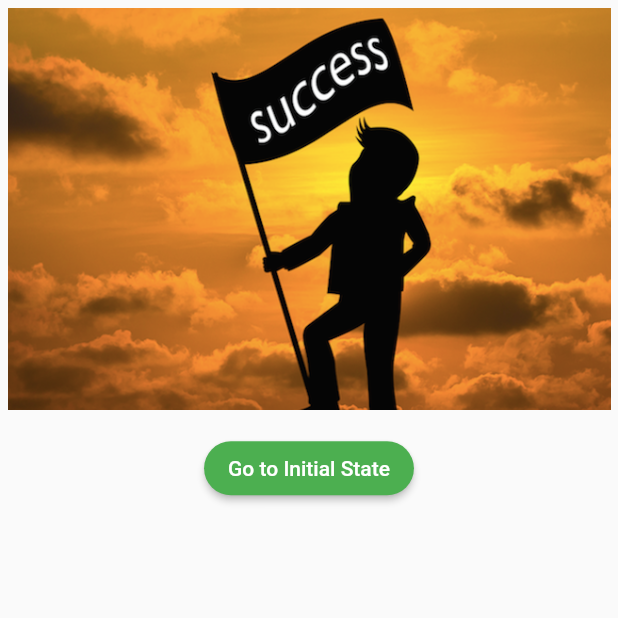
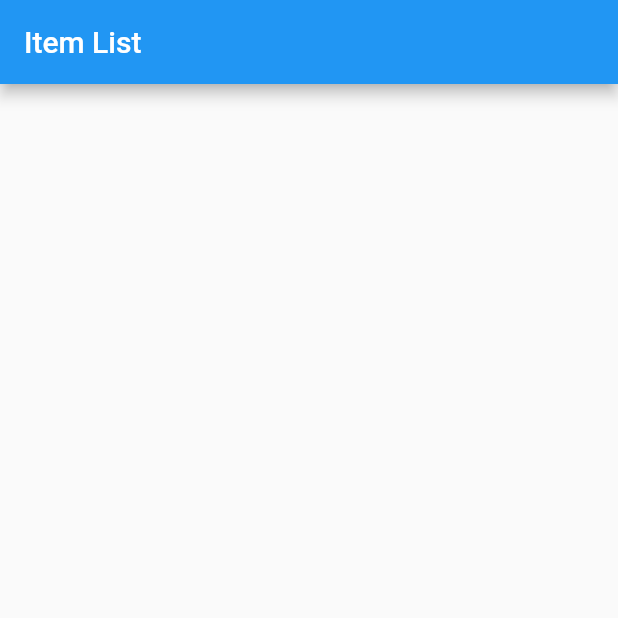
Before and after one commit to shraddhashakya/Todolist, a Flutter app: the screen it shows after launch, on a phone screen of 412 x 824 dp, the top half of it. Run offline on Flutter 3.47's test engine with Material 2 defaults, Android fonts, the phone set to English and light mode, and no system bars; our stand-ins replace bloc, equatable, flutter_bloc.

Commit message:
Todo Item Bloc Added

```diff
--- a/lib/bloc/todo/todo_event.dart
+++ b/lib/bloc/todo/todo_event.dart
@@ -21,3 +21,11 @@ class TodoPressedSuccesEvent extends TodoEvent {
   // TODO: implement props
   List<Object> get props => [];
 }
+
+class TodoGoToTodoItemEvent extends TodoEvent {
+  const TodoGoToTodoItemEvent();
+
+  @override
+  // TODO: implement props
+  List<Object> get props => [];
+}
--- a/lib/bloc/todo/todo_state.dart
+++ b/lib/bloc/todo/todo_state.dart
@@ -13,3 +13,9 @@ class TodoSuccess extends TodoState {
   @override
   List<Object> get props => [];
 }
+
+class GoToTodoItemPageState extends TodoState {
+  @override
+  // TODO: implement props
+  List<Object> get props => null;
+}
--- /dev/null
+++ b/lib/bloc/todoItem/todoitem_event.dart
@@ -0,0 +1,37 @@
+part of 'todoitem_bloc.dart';
+
+abstract class TodoitemEvent extends Equatable {
+  const TodoitemEvent();
+}
+
+class TodoitemInitailEvent extends TodoitemEvent {
+  const TodoitemInitailEvent();
+
+  @override
+  // TODO: implement props
+  List<Object> get props => [];
+}
+
+class TodoAddItemEvent extends TodoitemEvent {
+  const TodoAddItemEvent();
+
+  @override
+  // TODO: implement props
+  List<Object> get props => [];
+}
+
+class TodoDeleteItemEvent extends TodoitemEvent {
+  const TodoDeleteItemEvent();
+
+  @override
+  // TODO: implement props
+  List<Object> get props => [];
+}
+
+class TodoUpdateItemEvent extends TodoitemEvent {
+  const TodoUpdateItemEvent();
+
+  @override
+  // TODO: implement props
+  List<Object> get props => [];
+}
--- /dev/null
+++ b/lib/bloc/todoItem/todoitem_screen.dart
@@ -0,0 +1,21 @@
+import 'package:aashishtodolist/bloc/todoItem/todoitem_bloc.dart';
+import 'package:flutter/material.dart';
+import 'package:flutter_bloc/flutter_bloc.dart';
+
+class TodoItemScreen extends StatelessWidget {
+  static const routeName = '/todoItem';
+  @override
+  Widget build(BuildContext context) {
+    return BlocBuilder<TodoitemBloc, TodoitemState>(
+      builder: (context, state) {
+        if (state is TodoItemInitial) {
+          return Scaffold(
+            appBar: AppBar(
+              title: Text('Item List'),
+            ),
+          );
+        }
+      },
+    );
+  }
+}
--- /dev/null
+++ b/lib/bloc/todoItem/todoitem_state.dart
@@ -0,0 +1,25 @@
+part of 'todoitem_bloc.dart';
+
+abstract class TodoitemState extends Equatable {
+  const TodoitemState();
+}
+
+class TodoItemInitial extends TodoitemState {
+  @override
+  List<Object> get props => [];
+}
+
+class TodoAddItem extends TodoitemState {
+  @override
+  List<Object> get props => [];
+}
+
+class TodoDeleteItem extends TodoitemState {
+  @override
+  List<Object> get props => [];
+}
+
+class TodoUpdateItem extends TodoitemState {
+  @override
+  List<Object> get props => [];
+}
--- a/lib/main.dart
+++ b/lib/main.dart
@@ -3,6 +3,8 @@ import 'package:flutter/material.dart';
 import 'package:flutter_bloc/flutter_bloc.dart';
 
 import 'bloc/todo/todo_bloc.dart';
+import 'bloc/todoItem/todoitem_bloc.dart';
+import 'bloc/todoItem/todoitem_screen.dart';
 
 void main() {
   runApp(MyApp());
@@ -12,9 +14,13 @@ class MyApp extends StatelessWidget {
   // This widget is the root of your application.
   @override
   Widget build(BuildContext context) {
-    return MaterialApp(
-        title: 'Flutter Demo',
-        theme: ThemeData(
+    return BlocProvider(
+      create: (context) => TodoitemBloc(),
+      child: MaterialApp(
+        home: TodoItemScreen(),
+      ),
+    );
+
     // This is the theme of your application.
     //
     // Try running your application with "flutter run". You'll see the
@@ -24,18 +30,11 @@ class MyApp extends StatelessWidget {
     // or simply save your changes to "hot reload" in a Flutter IDE).
     // Notice that the counter didn't reset back to zero; the application
     // is not restarted.
-          primarySwatch: Colors.blue,
     // This makes the visual density adapt to the platform that you run
     // the app on. For desktop platforms, the controls will be smaller and
     // closer together (more dense) than on mobile platforms.
-          visualDensity: VisualDensity.adaptivePlatformDensity,
-        ),
 
     // Bloc Provider Relates the Bloc to the Screen
-        home: BlocProvider(
-          create: (context) => TodoBloc(),
-          child: TodoScreen(),
-        ));
   }
 }
 
```
Also changed, not shown: lib/bloc/todo/todo_bloc.dart (+11 -9 lines), lib/bloc/todo/todo_screen.dart (+23 -5 lines), lib/bloc/todoItem/todoitem_bloc.dart (added, +28 -0 lines), lib/configuration.dart (added, +9 -0 lines), lib/source/todoItem.dart (added, +8 -0 lines). Lines whose indentation alone changed are shown as unchanged.
